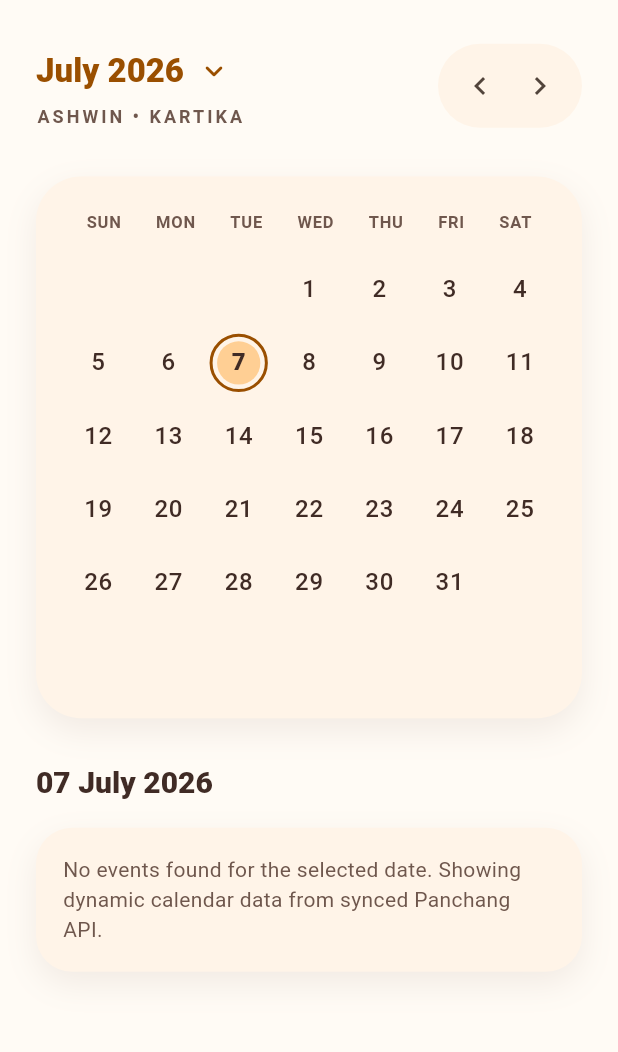
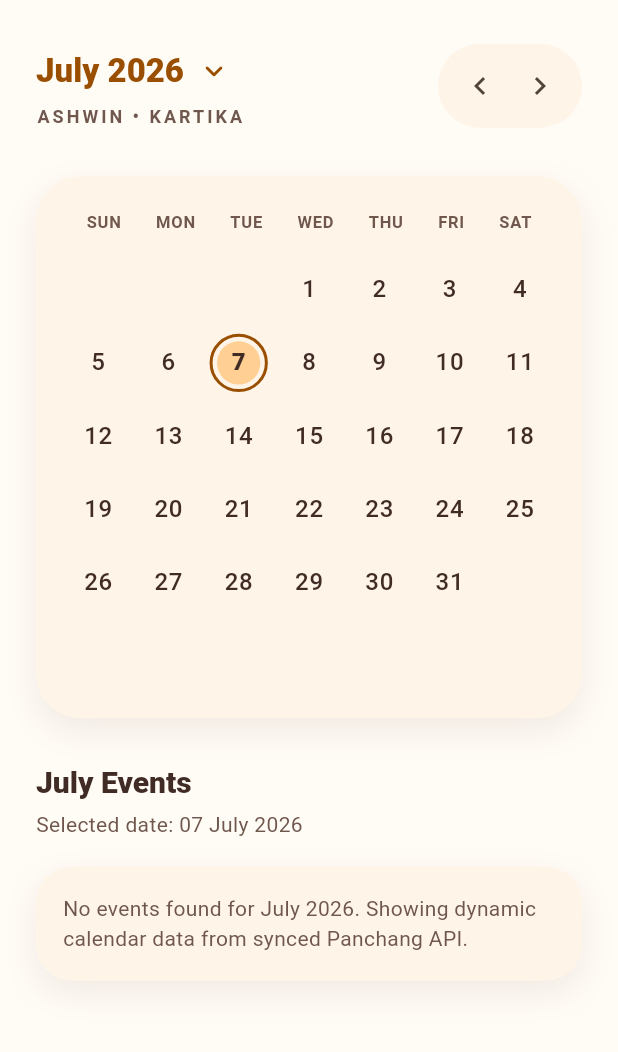
Before and after one commit to CybermanXD/Panchang-Calendar-App, a Flutter app: the CalendarTab widget shown alone on an empty page, opened directly with empty values, on a phone screen of 412 x 824 dp, the part 77-1129 px from its top. Run offline on Flutter 3.47's test engine with Material 3 defaults, Android fonts, the phone set to English and light mode, and no system bars; our stand-ins replace shared_preferences; accounts and stored records are empty.

Commit message:
Modified main.dart

```diff
--- a/lib/main.dart
+++ b/lib/main.dart
@@ -263,13 +263,12 @@ class _CalendarTabState extends State<CalendarTab> {
     final colors = Theme.of(context).extension<PanchangColors>()!;
     final today = DateTime.now();
     final monthDays = widget.dataset.monthDays.where((day) => day.date.year == _visibleMonth.year && day.date.month == _visibleMonth.month).toList();
-    final selectedDayEvents = widget.dataset.monthDays.where((day) => _isSameDate(day.date, _selectedDate)).expand((day) => day.events).toList();
-    final selectedEvents = [
-      ...widget.dataset.events.where((event) => _isSameDate(event.date, _selectedDate)),
-      ...selectedDayEvents,
-    ];
-    final monthEvents = widget.dataset.events.where((event) => event.date.year == _visibleMonth.year && event.date.month == _visibleMonth.month).toList();
-    final visibleEvents = selectedEvents.isNotEmpty ? selectedEvents : monthEvents;
+    final monthDayEvents = monthDays.expand((day) => day.events).toList();
+    final monthEvents = <PanchangEvent>[
+      ...widget.dataset.events.where((event) => event.date.year == _visibleMonth.year && event.date.month == _visibleMonth.month),
+      ...monthDayEvents,
+    ]..sort((a, b) => a.date.compareTo(b.date));
+    final visibleEvents = _dedupeEvents(monthEvents);
     return AppPage(
       child: ListView(
         padding: const EdgeInsets.fromLTRB(24, 26, 24, 120),
@@ -323,13 +322,15 @@ class _CalendarTabState extends State<CalendarTab> {
             onDateSelected: (date) => setState(() => _selectedDate = date),
           ),
           const SizedBox(height: 30),
-          Text(DateFormat('dd MMMM yyyy').format(_selectedDate), style: Theme.of(context).textTheme.titleLarge),
+          Text('${DateFormat('MMMM').format(_visibleMonth)} Events', style: Theme.of(context).textTheme.titleLarge),
+          const SizedBox(height: 6),
+          Text('Selected date: ${DateFormat('dd MMMM yyyy').format(_selectedDate)}', style: TextStyle(color: colors.textMuted)),
           const SizedBox(height: 18),
           if (visibleEvents.isEmpty)
             Container(
               padding: const EdgeInsets.all(18),
               decoration: BoxDecoration(color: colors.surface, borderRadius: BorderRadius.circular(24), boxShadow: PanchangTheme.softShadow),
-              child: Text('No events found for the selected date. Showing dynamic calendar data from synced Panchang API.', style: TextStyle(color: colors.textMuted)),
+              child: Text('No events found for ${DateFormat('MMMM yyyy').format(_visibleMonth)}. Showing dynamic calendar data from synced Panchang API.', style: TextStyle(color: colors.textMuted)),
             )
           else
             for (final event in visibleEvents) EventTile(event: event, onTap: () {}),
@@ -340,6 +341,16 @@ class _CalendarTabState extends State<CalendarTab> {
 }
 
 bool _isSameDate(DateTime a, DateTime b) => a.year == b.year && a.month == b.month && a.day == b.day;
+
+List<PanchangEvent> _dedupeEvents(List<PanchangEvent> events) {
+  final seen = <String>{};
+  final result = <PanchangEvent>[];
+  for (final event in events) {
+    final key = '${DateFormat('yyyy-MM-dd').format(event.date)}|${event.title}|${event.detail}|${event.type}';
+    if (seen.add(key)) result.add(event);
+  }
+  return result;
+}
 
 class MonthPickerDialog extends StatefulWidget {
   const MonthPickerDialog({required this.initialMonth, super.key});
@@ -371,19 +382,26 @@ class _MonthPickerDialogState extends State<MonthPickerDialog> {
         ],
       ),
       content: SizedBox(
-        width: 320,
+        width: 340,
         child: GridView.count(
           crossAxisCount: 3,
           shrinkWrap: true,
           mainAxisSpacing: 10,
           crossAxisSpacing: 10,
-          childAspectRatio: 2.1,
+          childAspectRatio: 1.9,
           children: [
             for (var month = 1; month <= 12; month++)
               OutlinedButton(
-                style: OutlinedButton.styleFrom(foregroundColor: colors.primary),
+                style: OutlinedButton.styleFrom(
+                  foregroundColor: colors.primary,
+                  padding: const EdgeInsets.symmetric(horizontal: 6, vertical: 8),
+                  textStyle: const TextStyle(fontSize: 12, fontWeight: FontWeight.w700),
+                ),
                 onPressed: () => Navigator.of(context).pop(DateTime(_year, month)),
-                child: Text(DateFormat('MMM').format(DateTime(_year, month))),
+                child: FittedBox(
+                  fit: BoxFit.scaleDown,
+                  child: Text(DateFormat('MMMM').format(DateTime(_year, month)), maxLines: 1),
+                ),
               ),
           ],
         ),
```
